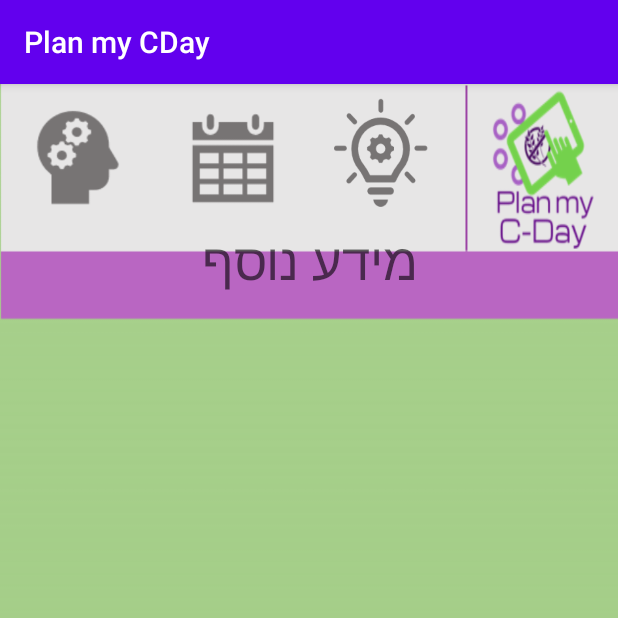
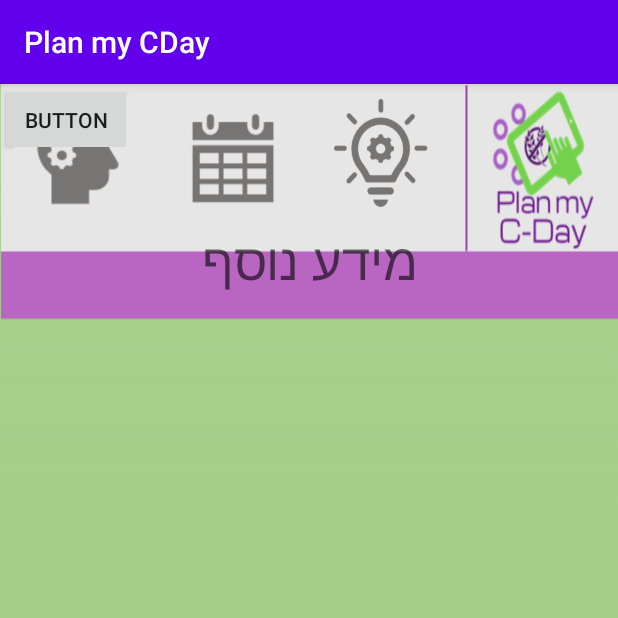
Before and after one commit to YuvalYahav/PlanMyCDay, an Android app: the InformationActivity screen opened directly, with no data from a screen before it, on a phone screen of 412 x 824 dp, the top half of it. Run offline under Robolectric (Android 15) with nearby library versions, the phone set to English and light mode, and no system bars.

Commit message:
Update activity_information.xml

```diff
--- a/app/src/main/res/layout/activity_information.xml
+++ b/app/src/main/res/layout/activity_information.xml
@@ -59,4 +59,12 @@
         app:layout_constraintEnd_toEndOf="parent"
         app:layout_constraintStart_toStartOf="parent"
         app:layout_constraintTop_toBottomOf="@+id/batCal" />
+
+    <Button
+        android:id="@+id/button"
+        android:layout_width="wrap_content"
+        android:layout_height="wrap_content"
+        android:text="Button"
+        tools:layout_editor_absoluteX="138dp"
+        tools:layout_editor_absoluteY="400dp" />
 </androidx.constraintlayout.widget.ConstraintLayout>
```
